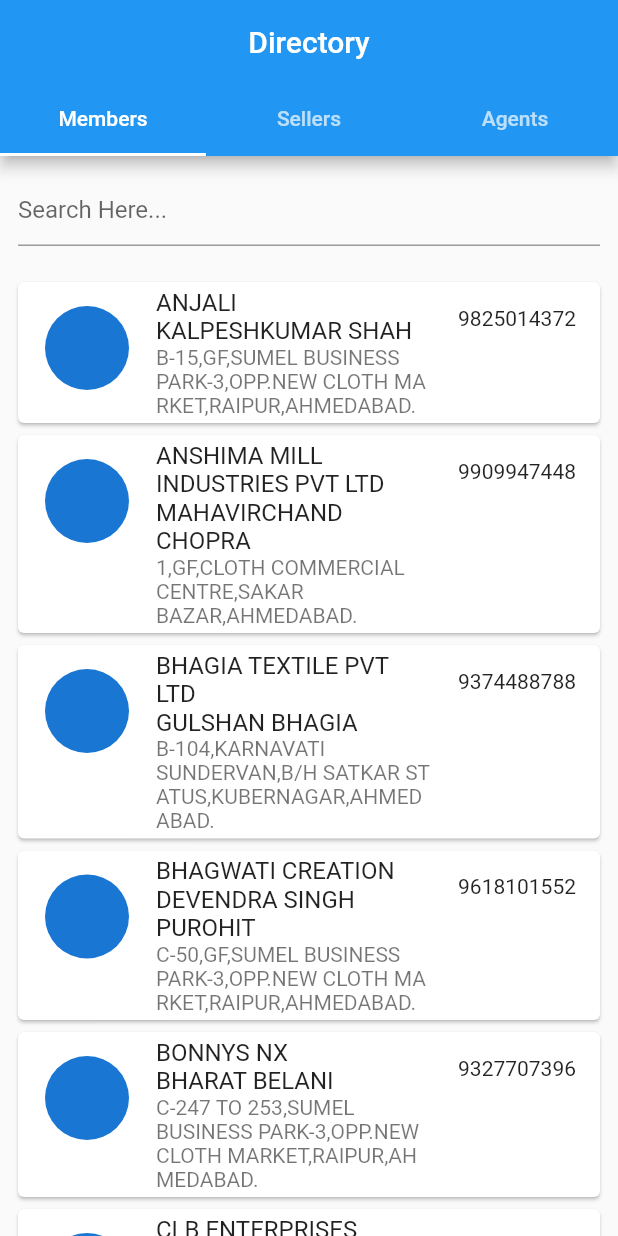
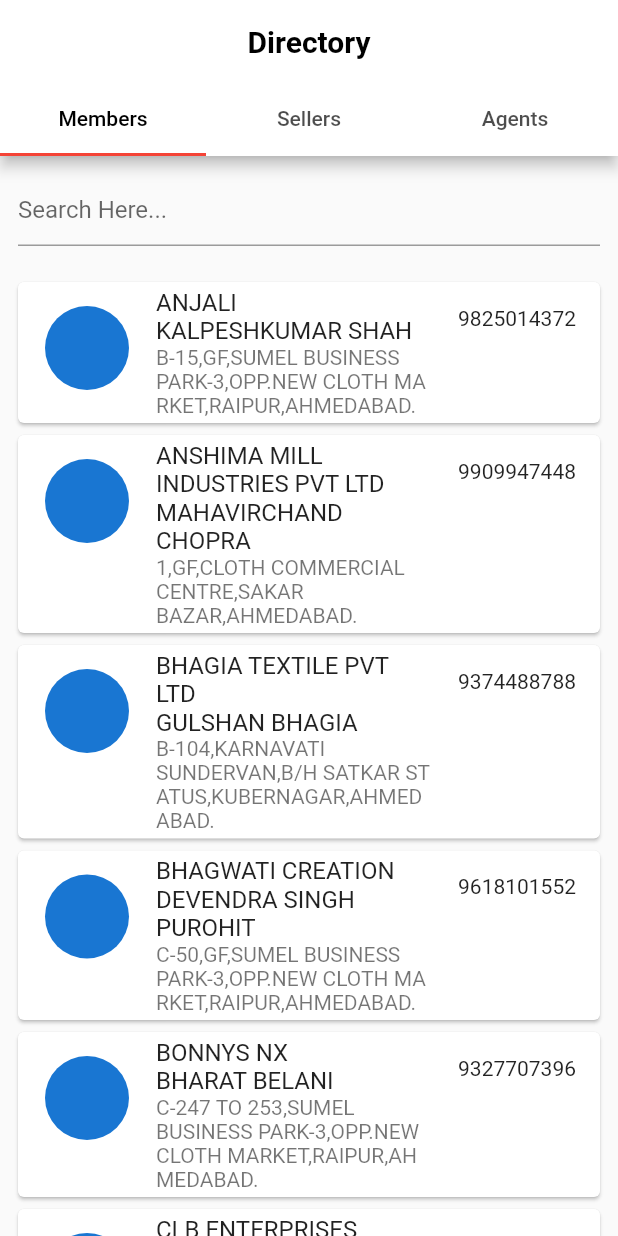
Before and after one commit to kaushalsitapara/fetadummy, a Flutter app: the screen it shows after launch, in the side drawer, after a tap on "Directory", on a phone screen of 412 x 824 dp. Run offline on Flutter 3.47's test engine with Material 2 defaults, Android fonts, the phone set to English and light mode, and no system bars; our stand-ins replace csv.

Commit message:
added theme

```diff
--- a/lib/main.dart
+++ b/lib/main.dart
@@ -4,7 +4,6 @@
 import 'views/homepage.dart';
 
 void main() {
-
   runApp(MyApp());
 }
 
@@ -13,6 +12,22 @@
   @override
   Widget build(BuildContext context) {
     return MaterialApp(
+      theme: ThemeData(
+        backgroundColor: Colors.white,
+        accentColor: Colors.red,
+        tabBarTheme: TabBarTheme(labelColor: Colors.black),
+        bottomAppBarColor: Colors.grey[300],
+        primaryTextTheme: TextTheme(
+          headline6: TextStyle(color: Colors.black),
+        ),
+        appBarTheme: AppBarTheme(
+          color: Colors.white,
+          textTheme: TextTheme(
+            headline6: TextStyle(
+                color: Colors.black, fontSize: 20, fontWeight: FontWeight.bold),
+          ),
+        ),
+      ),
       title: "Cmata App",
       home: HomePage(),
     );
```
